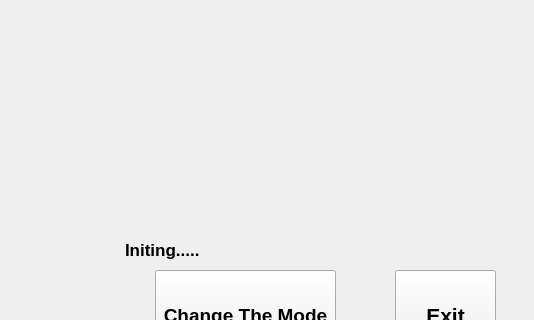
Old version of the form QTViewer/mainwindow.ui in the repository daijiaweicb/Outdoor-Photography-Helmet-with-Physical-Condition-Monitoring; both pictures show x 535 to 1069 and y 230 to 550 of the 1069 by 646 pixel window.
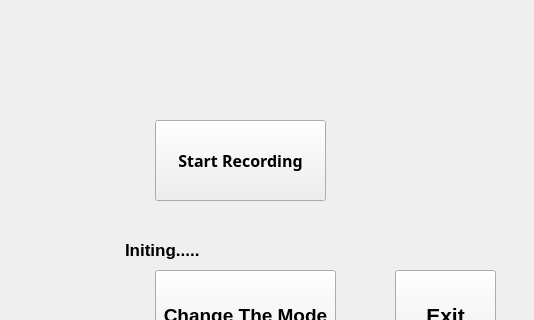
New version of the form.

Commit message: Add ui ofstart/end recording button

```diff
--- a/QTViewer/mainwindow.ui
+++ b/QTViewer/mainwindow.ui
@@ -171,6 +171,26 @@
      <string>Angle:</string>
     </property>
    </widget>
+   <widget class="QPushButton" name="btn_record">
+    <property name="geometry">
+     <rect>
+      <x>690</x>
+      <y>350</y>
+      <width>171</width>
+      <height>81</height>
+     </rect>
+    </property>
+    <property name="font">
+     <font>
+      <family>Ubuntu Sans</family>
+      <pointsize>12</pointsize>
+      <bold>true</bold>
+     </font>
+    </property>
+    <property name="text">
+     <string>Start Recording</string>
+    </property>
+   </widget>
   </widget>
   <widget class="QMenuBar" name="menubar">
    <property name="geometry">
```
